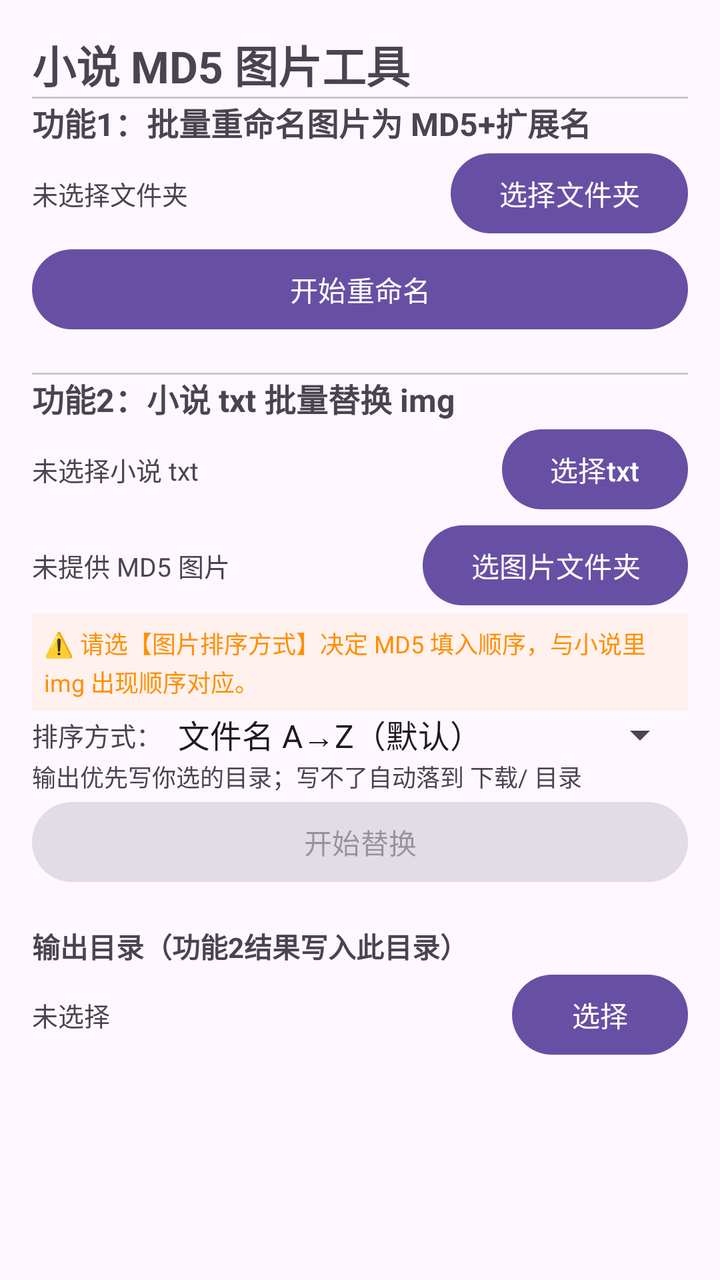
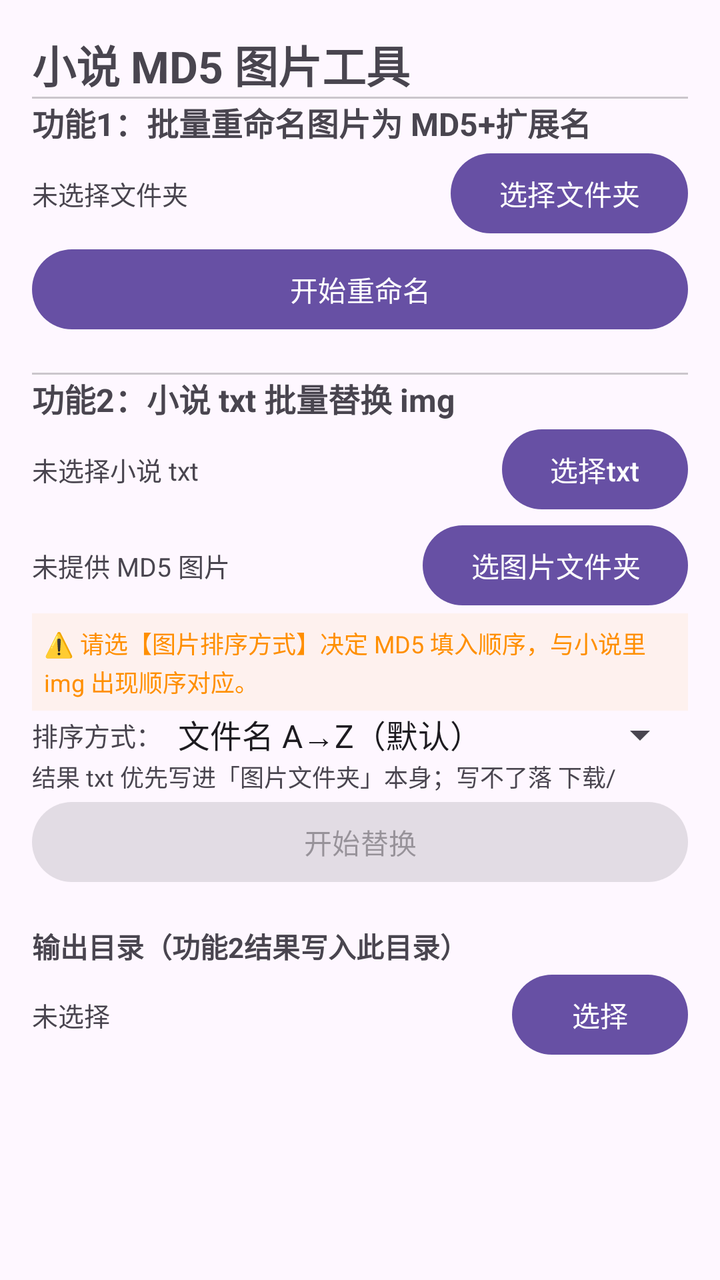

Screens rendered from an Android XML layout before and after an edit, with the pre-edit source and the edit as a unified diff.
<!-- AndroidManifest.xml: application theme Theme.Material3.DayNight.NoActionBar -->
<!-- res/layout/activity_main.xml -->
<?xml version="1.0" encoding="utf-8"?>
<ScrollView xmlns:android="http://schemas.android.com/apk/res/android"
    android:layout_width="match_parent"
    android:layout_height="match_parent"
    android:padding="16dp">

    <LinearLayout
        android:layout_width="match_parent"
        android:layout_height="wrap_content"
        android:orientation="vertical">

        
        <TextView
            android:layout_width="match_parent"
            android:layout_height="wrap_content"
            android:text="小说 MD5 图片工具"
            android:textSize="22sp"
            android:textStyle="bold" />

        <View
            android:layout_width="match_parent"
            android:layout_height="1dp"
            android:background="#33000000" />

        
        <TextView
            android:layout_width="match_parent"
            android:layout_height="wrap_content"
            android:text="功能1：批量重命名图片为 MD5+扩展名"
            android:textSize="16sp"
            android:textStyle="bold" />

        <LinearLayout
            android:layout_width="match_parent"
            android:layout_height="wrap_content"
            android:orientation="horizontal">

            <TextView
                android:id="@+id/tvImgDir"
                android:layout_width="0dp"
                android:layout_height="wrap_content"
                android:layout_weight="1"
                android:layout_gravity="center_vertical"
                android:text="未选择文件夹"
                android:textSize="13sp"
                android:maxLines="1"
                android:ellipsize="end" />

            <Button
                android:id="@+id/btnPickImgDir"
                android:layout_width="wrap_content"
                android:layout_height="wrap_content"
                android:text="选择文件夹" />
        </LinearLayout>

        <Button
            android:id="@+id/btnDoRename"
            android:layout_width="match_parent"
            android:layout_height="wrap_content"
            android:text="开始重命名" />

        <ProgressBar
            android:id="@+id/progressRename"
            style="?android:attr/progressBarStyleHorizontal"
            android:layout_width="match_parent"
            android:layout_height="wrap_content"
            android:max="100"
            android:visibility="gone" />

        <TextView
            android:id="@+id/tvRenameResult"
            android:layout_width="match_parent"
            android:layout_height="wrap_content"
            android:text=""
            android:textSize="13sp"
            android:lineSpacingExtra="3dp" />

        <View
            android:layout_width="match_parent"
            android:layout_height="1dp"
            android:background="#33000000" />

        
        <TextView
            android:layout_width="match_parent"
            android:layout_height="wrap_content"
            android:text="功能2：小说 txt 批量替换 img"
            android:textSize="16sp"
            android:textStyle="bold" />

        <LinearLayout
            android:layout_width="match_parent"
            android:layout_height="wrap_content"
            android:orientation="horizontal">

            <TextView
                android:id="@+id/tvNovelFile"
                android:layout_width="0dp"
                android:layout_height="wrap_content"
                android:layout_weight="1"
                android:layout_gravity="center_vertical"
                android:text="未选择小说 txt"
                android:textSize="13sp"
                android:maxLines="1"
                android:ellipsize="end" />

            <Button
                android:id="@+id/btnPickNovel"
                android:layout_width="wrap_content"
                android:layout_height="wrap_content"
                android:text="选择txt" />
        </LinearLayout>

        <LinearLayout
            android:layout_width="match_parent"
            android:layout_height="wrap_content"
            android:orientation="horizontal">

            <TextView
                android:id="@+id/tvMd5Count"
                android:layout_width="0dp"
                android:layout_height="wrap_content"
                android:layout_weight="1"
                android:layout_gravity="center_vertical"
                android:text="未提供 MD5 图片"
                android:textSize="13sp"
                android:maxLines="1"
                android:ellipsize="end" />

            <Button
                android:id="@+id/btnPickMd5Dir"
                android:layout_width="wrap_content"
                android:layout_height="wrap_content"
                android:text="选图片文件夹" />
        </LinearLayout>

        <TextView
            android:id="@+id/tvMd5OrderHint"
            android:layout_width="match_parent"
            android:layout_height="wrap_content"
            android:text="⚠️ 请选【图片排序方式】决定 MD5 填入顺序，与小说里 img 出现顺序对应。"
            android:textSize="12sp"
            android:textColor="#FF8F00"
            android:lineSpacingExtra="2dp"
            android:background="#11FF8F00"
            android:padding="6dp" />

        <LinearLayout
            android:layout_width="match_parent"
            android:layout_height="wrap_content"
            android:orientation="horizontal"
            android:gravity="center_vertical">

            <TextView
                android:layout_width="wrap_content"
                android:layout_height="wrap_content"
                android:text="排序方式："
                android:textSize="13sp" />

            <Spinner
                android:id="@+id/spinnerMd5Order"
                android:layout_width="0dp"
                android:layout_height="wrap_content"
                android:layout_weight="1"
                android:entries="@array/md5_order_entries" />
        </LinearLayout>

        
        <LinearLayout
            android:layout_width="match_parent"
            android:layout_height="wrap_content"
            android:orientation="horizontal"
            android:gravity="center_vertical">

            <TextView
                android:id="@+id/tvOutHint"
                android:layout_width="0dp"
                android:layout_height="wrap_content"
                android:layout_weight="1"
                android:text="输出优先写你选的目录；写不了自动落到 下载/ 目录"
                android:textSize="12sp" />

        </LinearLayout>

        <Button
            android:id="@+id/btnDoNovel"
            android:layout_width="match_parent"
            android:layout_height="wrap_content"
            android:text="开始替换"
            android:enabled="false" />

        <TextView
            android:id="@+id/tvNovelResult"
            android:layout_width="match_parent"
            android:layout_height="wrap_content"
            android:text=""
            android:textSize="13sp"
            android:lineSpacingExtra="3dp" />

        
        <TextView
            android:layout_width="match_parent"
            android:layout_height="wrap_content"
            android:text="输出目录（功能2结果写入此目录）"
            android:textSize="14sp"
            android:textStyle="bold" />

        <LinearLayout
            android:layout_width="match_parent"
            android:layout_height="wrap_content"
            android:orientation="horizontal">

            <TextView
                android:id="@+id/tvOutDir"
                android:layout_width="0dp"
                android:layout_height="wrap_content"
                android:layout_weight="1"
                android:layout_gravity="center_vertical"
                android:text="未选择"
                android:textSize="13sp"
                android:maxLines="1"
                android:ellipsize="end" />

            <Button
                android:id="@+id/btnPickOutDir"
                android:layout_width="wrap_content"
                android:layout_height="wrap_content"
                android:text="选择" />
        </LinearLayout>

    </LinearLayout>
</ScrollView>
<!-- resources referenced by this layout -->
<resources>
  <string-array name="md5_order_entries">
          <item>文件名 A→Z（默认）</item>
          <item>文件名 Z→A</item>
          <item>修改时间 旧→新</item>
          <item>修改时间 新→旧</item>
          <item>文件大小 小→大</item>
          <item>文件大小 大→小</item>
      </string-array>
</resources>

<!-- the commit's change to res/layout/activity_main.xml (unified diff, before → after) -->
@@ -177,7 +177,7 @@
                 android:layout_width="0dp"
                 android:layout_height="wrap_content"
                 android:layout_weight="1"
-                android:text="输出优先写你选的目录；写不了自动落到 下载/ 目录"
+                android:text="结果 txt 优先写进「图片文件夹」本身；写不了落 下载/"
                 android:textSize="12sp" />
 
         </LinearLayout>
